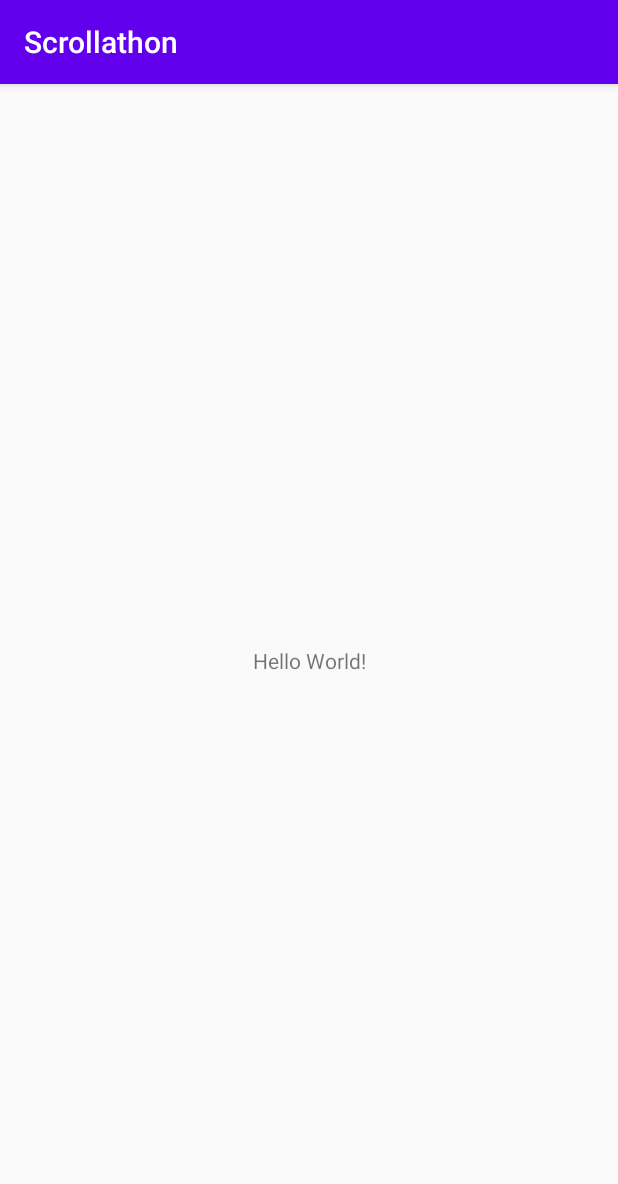
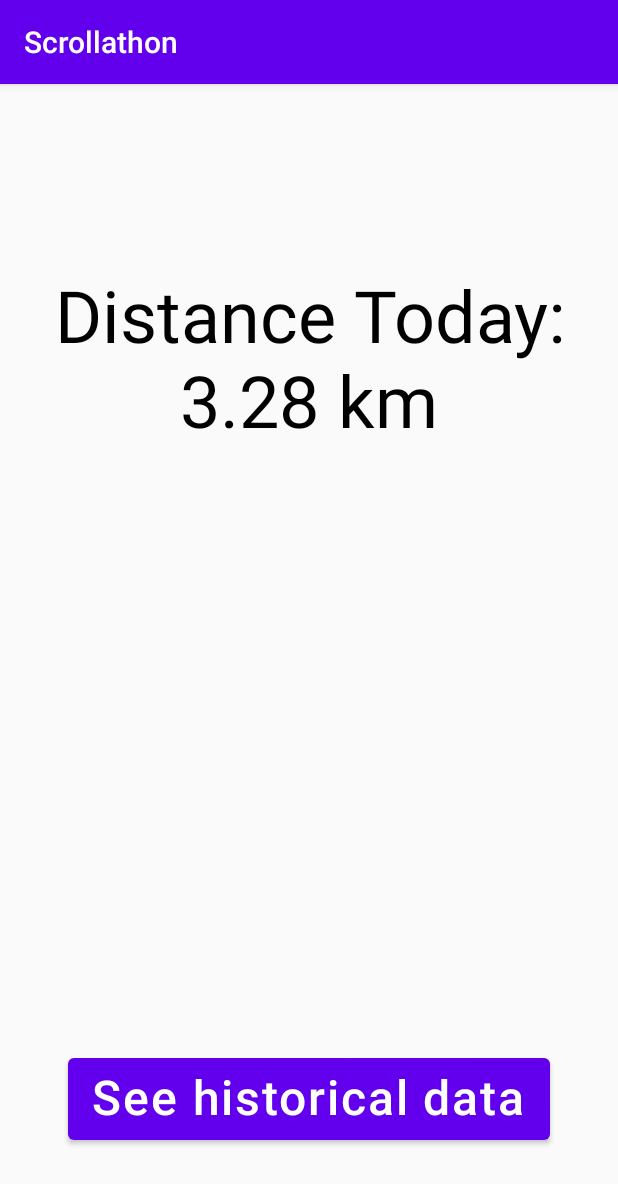
Before and after one commit to colinmarsch/Scrollathon, an Android app built with Jetpack Compose: the screen it shows after launch (MainActivity), on a phone screen of 412 x 824 dp. Shown: the top 1184 px of the screen. Run offline under Robolectric (Android 15) with nearby library versions, the phone set to English and light mode, and no system bars.

Commit message:
Create first pass of UI for the main screen

```diff
--- a/app/build.gradle
+++ b/app/build.gradle
@@ -12,6 +12,14 @@ android {
         targetSdk 32
         versionCode 1
         versionName "1.0"
+    }
+
+    buildFeatures {
+        compose true
+    }
+
+    composeOptions {
+        kotlinCompilerExtensionVersion = "1.2.0"
     }
 
     buildTypes {
@@ -33,4 +41,9 @@ dependencies {
     implementation 'androidx.core:core-ktx:1.8.0'
     implementation 'androidx.appcompat:appcompat:1.4.2'
     implementation 'androidx.constraintlayout:constraintlayout:2.1.4'
+    implementation 'androidx.compose.foundation:foundation-layout:1.2.0'
+    implementation 'androidx.compose.material:material:1.2.0'
+    implementation 'androidx.compose.ui:ui:1.2.0'
+    implementation 'androidx.compose.ui:ui-tooling-preview:1.2.0'
+    debugImplementation 'androidx.compose.ui:ui-tooling:1.2.0'
 }
--- a/app/src/main/java/me/colinmarsch/scrollathon/MainActivity.kt
+++ b/app/src/main/java/me/colinmarsch/scrollathon/MainActivity.kt
@@ -1,11 +1,22 @@
 package me.colinmarsch.scrollathon
 
+import android.os.Bundle
 import androidx.appcompat.app.AppCompatActivity
-import android.os.Bundle
+import androidx.compose.runtime.Composable
+import androidx.compose.ui.platform.ComposeView
 
 class MainActivity : AppCompatActivity() {
     override fun onCreate(savedInstanceState: Bundle?) {
         super.onCreate(savedInstanceState)
-        setContentView(R.layout.activity_main)
+        val composeView = ComposeView(this).apply {
+            setContent { ScrollathonContent() }
+        }
+        setContentView(composeView)
+    }
+
+    @Composable
+    private fun ScrollathonContent() {
+        // TODO: Handle theming here, fonts, etc
+        Overview()
     }
 }
--- /dev/null
+++ b/app/src/main/java/me/colinmarsch/scrollathon/Overview.kt
@@ -0,0 +1,59 @@
+package me.colinmarsch.scrollathon
+
+import androidx.compose.foundation.layout.Arrangement
+import androidx.compose.foundation.layout.Column
+import androidx.compose.foundation.layout.fillMaxHeight
+import androidx.compose.foundation.layout.fillMaxWidth
+import androidx.compose.foundation.layout.padding
+import androidx.compose.foundation.layout.wrapContentHeight
+import androidx.compose.material.Button
+import androidx.compose.material.Text
+import androidx.compose.runtime.Composable
+import androidx.compose.ui.Alignment
+import androidx.compose.ui.Modifier
+import androidx.compose.ui.res.stringResource
+import androidx.compose.ui.text.style.TextAlign
+import androidx.compose.ui.tooling.preview.Preview
+import androidx.compose.ui.unit.dp
+import androidx.compose.ui.unit.sp
+
+@Composable
+fun Overview(modifier: Modifier = Modifier) {
+    Column(
+        modifier = modifier
+            .fillMaxWidth()
+            .fillMaxHeight(),
+        horizontalAlignment = Alignment.CenterHorizontally,
+    ) {
+        Column(
+            modifier = Modifier.wrapContentHeight(),
+            verticalArrangement = Arrangement.Top,
+            horizontalAlignment = Alignment.CenterHorizontally,
+        ) {
+            Text(
+                text = stringResource(R.string.distance_title),
+                fontSize = 48.sp,
+                textAlign = TextAlign.Center,
+                modifier = Modifier.padding(top = 128.dp),
+            )
+            // TODO: Back the text here from the data in the DB
+            Text(text = "3.28 km", fontSize = 48.sp, textAlign = TextAlign.Center)
+        }
+
+        Column(
+            modifier = Modifier.fillMaxHeight(),
+            verticalArrangement = Arrangement.Bottom,
+            horizontalAlignment = Alignment.CenterHorizontally,
+        ) {
+            Button(onClick = { /*TODO*/ }, modifier = Modifier.padding(bottom = 64.dp)) {
+                Text(text = stringResource(R.string.historical_button_text), fontSize = 32.sp)
+            }
+        }
+    }
+}
+
+@Preview
+@Composable
+private fun OverviewPreview() {
+    Overview()
+}
--- a/app/src/main/res/layout/activity_main.xml
+++ /dev/null
@@ -1,18 +0,0 @@
-<?xml version="1.0" encoding="utf-8"?>
-<androidx.constraintlayout.widget.ConstraintLayout xmlns:android="http://schemas.android.com/apk/res/android"
-    xmlns:app="http://schemas.android.com/apk/res-auto"
-    xmlns:tools="http://schemas.android.com/tools"
-    android:layout_width="match_parent"
-    android:layout_height="match_parent"
-    tools:context=".MainActivity">
-
-    <TextView
-        android:layout_width="wrap_content"
-        android:layout_height="wrap_content"
-        android:text="Hello World!"
-        app:layout_constraintBottom_toBottomOf="parent"
-        app:layout_constraintEnd_toEndOf="parent"
-        app:layout_constraintStart_toStartOf="parent"
-        app:layout_constraintTop_toTopOf="parent" />
-
-</androidx.constraintlayout.widget.ConstraintLayout>
--- a/app/src/main/res/values/strings.xml
+++ b/app/src/main/res/values/strings.xml
@@ -1,3 +1,5 @@
 <resources>
     <string name="app_name">Scrollathon</string>
+    <string name="distance_title">Distance Today:</string>
+    <string name="historical_button_text">See historical data</string>
 </resources>
```
Also changed, not shown: 1 other file.
